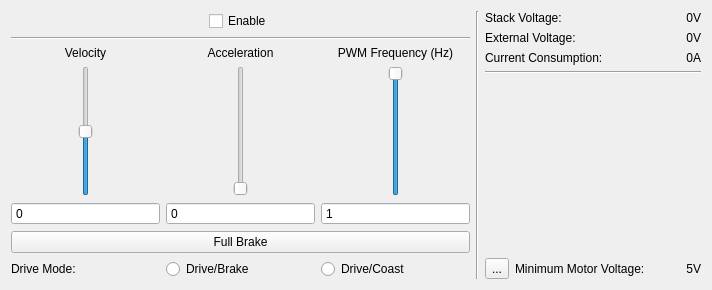
Tinkerforge/brickv, file src/brickv/plugin_system/plugins/dc/ui/dc.ui: the form before one commit.
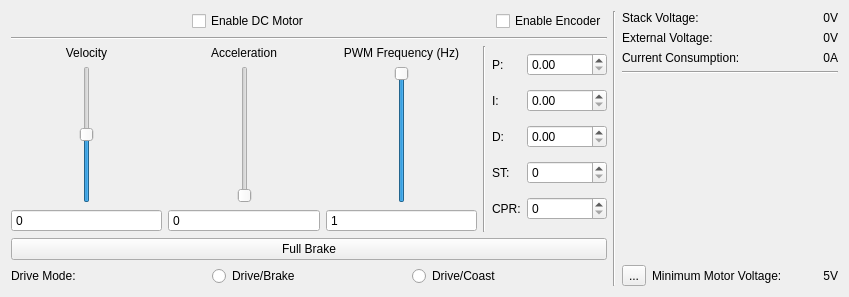
The form after the commit.

Commit message: Add (currently unused) gui for encoder support for DC Brick

The edit to the form file:
```diff
--- a/src/brickv/plugin_system/plugins/dc/ui/dc.ui
+++ b/src/brickv/plugin_system/plugins/dc/ui/dc.ui
@@ -6,8 +6,8 @@
    <rect>
     <x>0</x>
     <y>0</y>
-    <width>712</width>
-    <height>290</height>
+    <width>849</width>
+    <height>297</height>
    </rect>
   </property>
   <property name="windowTitle">
@@ -39,7 +39,7 @@
             <enum>Qt::LeftToRight</enum>
            </property>
            <property name="text">
-            <string>Enable</string>
+            <string>Enable DC Motor</string>
            </property>
           </widget>
          </item>
@@ -56,6 +56,13 @@
            </property>
           </spacer>
          </item>
+         <item>
+          <widget class="QCheckBox" name="enable_encoder_checkbox">
+           <property name="text">
+            <string>Enable Encoder</string>
+           </property>
+          </widget>
+         </item>
         </layout>
        </item>
        <item>
@@ -337,6 +344,143 @@
            </item>
           </layout>
          </item>
+         <item>
+          <widget class="Line" name="encoder_spacer">
+           <property name="orientation">
+            <enum>Qt::Vertical</enum>
+           </property>
+          </widget>
+         </item>
+         <item>
+          <layout class="QVBoxLayout" name="verticalLayout_2">
+           <item>
+            <layout class="QHBoxLayout" name="horizontalLayout_12">
+             <item>
+              <widget class="QLabel" name="p_label">
+               <property name="text">
+                <string>P:</string>
+               </property>
+              </widget>
+             </item>
+             <item>
+              <widget class="QDoubleSpinBox" name="p_spinbox">
+               <property name="sizePolicy">
+                <sizepolicy hsizetype="Minimum" vsizetype="Fixed">
+                 <horstretch>0</horstretch>
+                 <verstretch>0</verstretch>
+                </sizepolicy>
+               </property>
+               <property name="minimumSize">
+                <size>
+                 <width>80</width>
+                 <height>0</height>
+                </size>
+               </property>
+               <property name="maximum">
+                <double>5000.000000000000000</double>
+               </property>
+              </widget>
+             </item>
+            </layout>
+           </item>
+           <item>
+            <layout class="QHBoxLayout" name="horizontalLayout_13">
+             <item>
+              <widget class="QLabel" name="i_label">
+               <property name="text">
+                <string>I:</string>
+               </property>
+              </widget>
+             </item>
+             <item>
+              <widget class="QDoubleSpinBox" name="i_spinbox">
+               <property name="minimumSize">
+                <size>
+                 <width>80</width>
+                 <height>0</height>
+                </size>
+               </property>
+               <property name="maximum">
+                <double>5000.000000000000000</double>
+               </property>
+              </widget>
+             </item>
+            </layout>
+           </item>
+           <item>
+            <layout class="QHBoxLayout" name="horizontalLayout_14">
+             <item>
+              <widget class="QLabel" name="d_label">
+               <property name="text">
+                <string>D:</string>
+               </property>
+              </widget>
+             </item>
+             <item>
+              <widget class="QDoubleSpinBox" name="d_spinbox">
+               <property name="minimumSize">
+                <size>
+                 <width>80</width>
+                 <height>0</height>
+                </size>
+               </property>
+               <property name="maximum">
+                <double>5000.000000000000000</double>
+               </property>
+              </widget>
+             </item>
+            </layout>
+           </item>
+           <item>
+            <layout class="QHBoxLayout" name="horizontalLayout_15">
+             <item>
+              <widget class="QLabel" name="st_label">
+               <property name="text">
+                <string>ST:</string>
+               </property>
+              </widget>
+             </item>
+             <item>
+              <widget class="QSpinBox" name="st_spinbox">
+               <property name="minimumSize">
+                <size>
+                 <width>80</width>
+                 <height>0</height>
+                </size>
+               </property>
+               <property name="maximum">
+                <number>255</number>
+               </property>
+              </widget>
+             </item>
+            </layout>
+           </item>
+           <item>
+            <layout class="QHBoxLayout" name="horizontalLayout_16">
+             <item>
+              <widget class="QLabel" name="cpr_label">
+               <property name="text">
+                <string>CPR:</string>
+               </property>
+              </widget>
+             </item>
+             <item>
+              <widget class="QSpinBox" name="cpr_spinbox">
+               <property name="minimumSize">
+                <size>
+                 <width>80</width>
+                 <height>0</height>
+                </size>
+               </property>
+               <property name="maximum">
+                <number>65535</number>
+               </property>
+              </widget>
+             </item>
+            </layout>
+           </item>
+          </layout>
+         </item>
         </layout>
        </item>
        <item>
```
Left out of the diff: 6 changed lines with no effect on the pictures. The commit also changes 1 other file.
